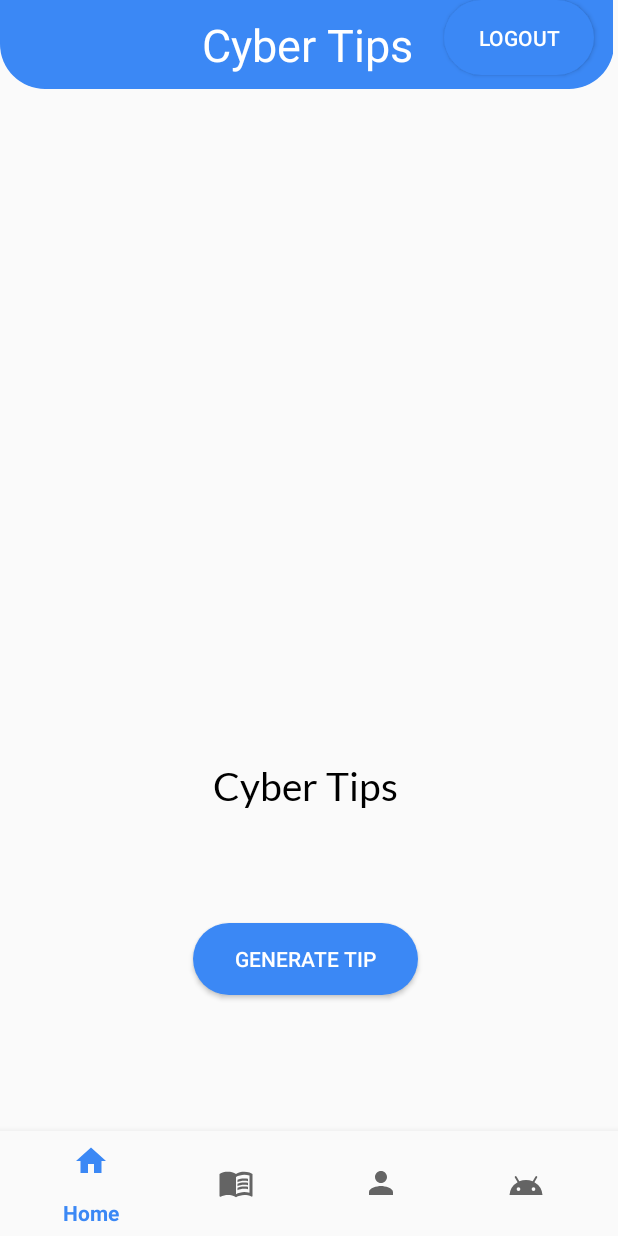
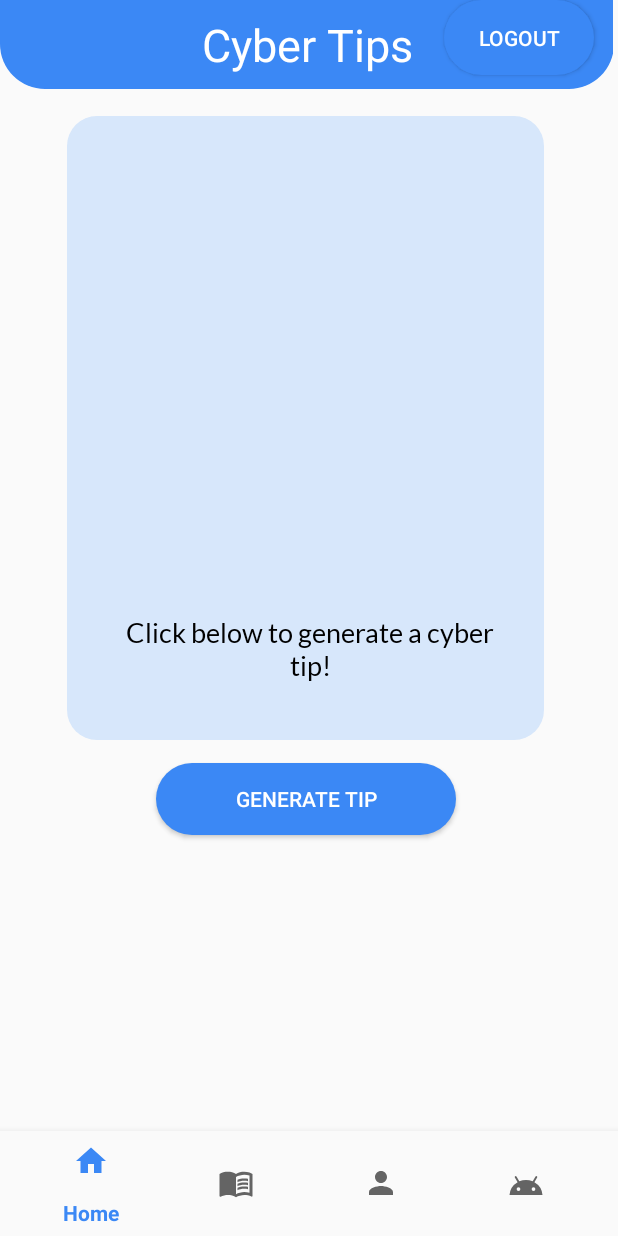
Before and after one commit to emilylaw00/INFS3605Project, an Android app: the screen it shows after launch (MainActivity), after a tap on "CYBER TIPS", on a phone screen of 412 x 824 dp. Run offline under Robolectric (Android 15) with nearby library versions, the phone set to English and light mode, and no system bars; our stand-ins replace Firebase (no records; nobody signed in at launch, a user with empty details on screens opened directly); Roboto replaces fonts that are not available here; 2 statements that could not run were skipped.

Commit message:
cyber tips UI finito

```diff
--- a/app/src/main/res/layout/fragment_cyber_tips.xml
+++ b/app/src/main/res/layout/fragment_cyber_tips.xml
@@ -8,17 +8,31 @@
 
 
     <TextView
+        android:id="@+id/textView14"
+        android:layout_width="318dp"
+        android:layout_height="416dp"
+        android:layout_marginStart="46dp"
+        android:layout_marginTop="18dp"
+        android:layout_marginEnd="47dp"
+        android:layout_marginBottom="18dp"
+        android:background="@drawable/bglightblue"
+        app:layout_constraintBottom_toTopOf="@+id/btnGenerate"
+        app:layout_constraintEnd_toEndOf="parent"
+        app:layout_constraintStart_toStartOf="parent"
+        app:layout_constraintTop_toBottomOf="@+id/cybertipstitle" />
+
+    <TextView
         android:id="@+id/txtCyberTip"
-        android:layout_width="wrap_content"
-        android:layout_height="wrap_content"
+        android:layout_width="268dp"
+        android:layout_height="46dp"
         android:layout_marginStart="131dp"
-        android:layout_marginTop="508dp"
+        android:layout_marginTop="410dp"
         android:layout_marginEnd="131dp"
         android:fontFamily="@font/lato"
-        android:text="Cyber Tips"
         android:gravity="center_vertical|center"
+        android:text="Click below to generate a cyber tip!"
         android:textColor="#000000"
-        android:textSize="26sp"
+        android:textSize="18sp"
         app:layout_constraintEnd_toEndOf="parent"
         app:layout_constraintHorizontal_bias="0.481"
         app:layout_constraintStart_toStartOf="parent"
@@ -26,17 +40,17 @@
 
     <Button
         android:id="@+id/btnGenerate"
-        android:layout_width="150dp"
+        android:layout_width="200dp"
         android:layout_height="wrap_content"
         android:layout_marginStart="130dp"
-        android:layout_marginTop="75dp"
+        android:layout_marginTop="15dp"
         android:layout_marginEnd="131dp"
         android:background="@drawable/btncolor"
         android:text="GENERATE TIP"
         android:textColor="#FFFFFF"
         app:layout_constraintEnd_toEndOf="parent"
         app:layout_constraintStart_toStartOf="parent"
-        app:layout_constraintTop_toBottomOf="@+id/txtCyberTip" />
+        app:layout_constraintTop_toBottomOf="@+id/textView14" />
 
     <TextView
         android:id="@+id/cybertipstitle"
@@ -51,4 +65,5 @@
         app:layout_constraintEnd_toEndOf="parent"
         app:layout_constraintStart_toStartOf="parent"
         app:layout_constraintTop_toTopOf="parent" />
+
 </androidx.constraintlayout.widget.ConstraintLayout>
```
